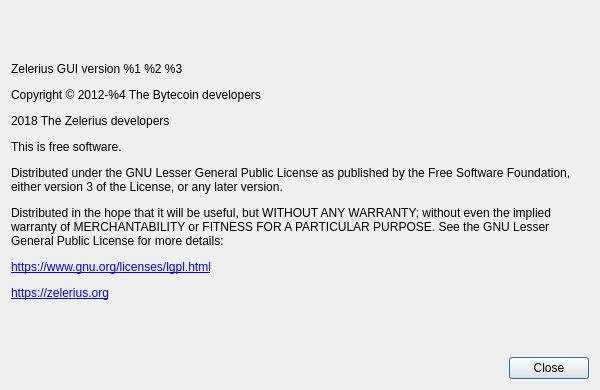
First picture: the form in src/aboutdialog.ui, repository Unkownman086/zelerius-gui, before the edit.
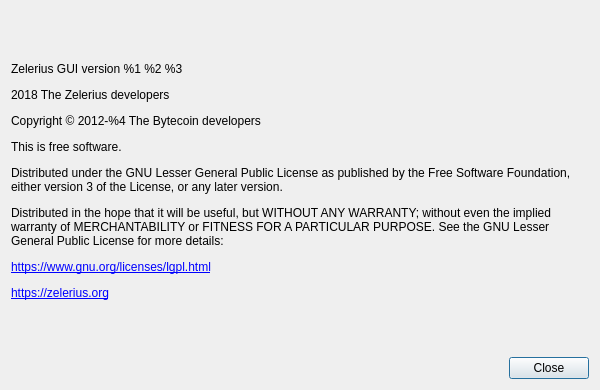
Second picture: the form after the edit. Custom widgets are drawn as their Qt base class.

Patch:
```diff
--- a/src/aboutdialog.ui
+++ b/src/aboutdialog.ui
@@ -41,7 +41,7 @@
       </sizepolicy>
      </property>
      <property name="text">
-      <string>&lt;html&gt;&lt;head/&gt;&lt;body&gt;&lt;p&gt;Zelerius GUI version %1 %2 %3&lt;/p&gt;&lt;p&gt;Copyright © 2012-%4 The Bytecoin developers&lt;/p&gt;&lt;p&gt;2018 The Zelerius developers&lt;/p&gt;&lt;p&gt;This is free software.&lt;/p&gt;&lt;p&gt;Distributed under the GNU Lesser General Public License as published by the Free Software Foundation, either version 3 of the License, or any later version.&lt;/p&gt;&lt;p&gt;Distributed in the hope that it will be useful, but WITHOUT ANY WARRANTY; without even the implied warranty of MERCHANTABILITY or FITNESS FOR A PARTICULAR PURPOSE. See the GNU Lesser General Public License for more details:&lt;/p&gt;&lt;p&gt;&lt;a href=&quot;https://www.gnu.org/licenses/lgpl.html&quot;&gt;&lt;span style=&quot; text-decoration: underline; color:#0000ff;&quot;&gt;https://www.gnu.org/licenses/lgpl.html&lt;/span&gt;&lt;/a&gt;&lt;/p&gt;&lt;p&gt;&lt;a href=&quot;http://bytecoin.org/&quot;&gt;&lt;span style=&quot; text-decoration: underline; color:#0000ff;&quot;&gt;https://zelerius.org&lt;/span&gt;&lt;/a&gt;&lt;/p&gt;&lt;/body&gt;&lt;/html&gt;</string>
+      <string>&lt;html&gt;&lt;head/&gt;&lt;body&gt;&lt;p&gt;Zelerius GUI version %1 %2 %3&lt;/p&gt;&lt;p&gt;2018 The Zelerius developers&lt;/p&gt;&lt;p&gt;Copyright © 2012-%4 The Bytecoin developers&lt;/p&gt;&lt;p&gt;This is free software.&lt;/p&gt;&lt;p&gt;Distributed under the GNU Lesser General Public License as published by the Free Software Foundation, either version 3 of the License, or any later version.&lt;/p&gt;&lt;p&gt;Distributed in the hope that it will be useful, but WITHOUT ANY WARRANTY; without even the implied warranty of MERCHANTABILITY or FITNESS FOR A PARTICULAR PURPOSE. See the GNU Lesser General Public License for more details:&lt;/p&gt;&lt;p&gt;&lt;a href=&quot;https://www.gnu.org/licenses/lgpl.html&quot;&gt;&lt;span style=&quot; text-decoration: underline; color:#0000ff;&quot;&gt;https://www.gnu.org/licenses/lgpl.html&lt;/span&gt;&lt;/a&gt;&lt;/p&gt;&lt;p&gt;&lt;a href=&quot;https://zelerius.org/&quot;&gt;&lt;span style=&quot; text-decoration: underline; color:#0000ff;&quot;&gt;https://zelerius.org&lt;/span&gt;&lt;/a&gt;&lt;/p&gt;&lt;/body&gt;&lt;/html&gt;</string>
      </property>
      <property name="textFormat">
       <enum>Qt::RichText</enum>
```
